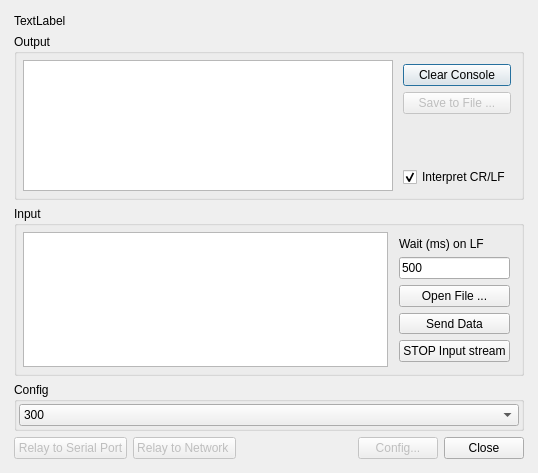
This is ui/serialconsole.ui in TheProjecter/pockemul as Qt 5 draws it before an edit. The edited form follows.
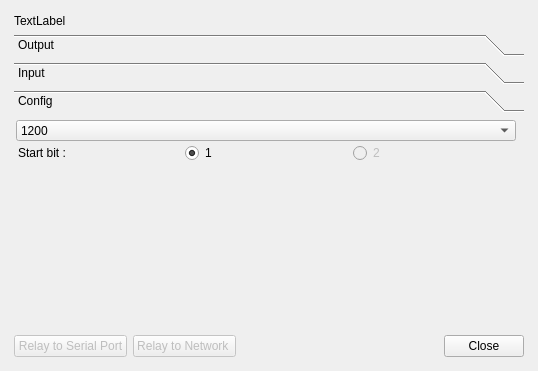
This is the edited form. The open tabs and pages were chosen to show the change.

Patch:
```diff
--- a/ui/serialconsole.ui
+++ b/ui/serialconsole.ui
@@ -7,7 +7,7 @@
     <x>0</x>
     <y>0</y>
     <width>538</width>
-    <height>473</height>
+    <height>371</height>
    </rect>
   </property>
   <property name="windowTitle">
@@ -36,23 +36,32 @@
       </widget>
      </item>
      <item>
-      <widget class="QGroupBox" name="groupBox_2">
-       <property name="minimumSize">
-        <size>
-         <width>16</width>
-         <height>120</height>
-        </size>
+      <widget class="QToolBox" name="toolBox">
+       <property name="sizePolicy">
+        <sizepolicy hsizetype="Expanding" vsizetype="Expanding">
+         <horstretch>0</horstretch>
+         <verstretch>0</verstretch>
+        </sizepolicy>
        </property>
-       <property name="title">
+       <property name="layoutDirection">
+        <enum>Qt::LeftToRight</enum>
+       </property>
+       <property name="currentIndex">
+        <number>0</number>
+       </property>
+       <widget class="QWidget" name="output">
+        <property name="geometry">
+         <rect>
+          <x>0</x>
+          <y>0</y>
+          <width>493</width>
+          <height>218</height>
+         </rect>
+        </property>
+        <attribute name="label">
         <string>Output</string>
-       </property>
-       <layout class="QVBoxLayout">
-        <property name="spacing">
-         <number>2</number>
-        </property>
-        <property name="margin">
-         <number>2</number>
-        </property>
+        </attribute>
+        <layout class="QVBoxLayout" name="verticalLayout_3">
         <item>
          <layout class="QHBoxLayout">
           <property name="spacing">
@@ -116,7 +125,7 @@
               <property name="sizeHint" stdset="0">
                <size>
                 <width>20</width>
-                <height>40</height>
+                 <height>10</height>
                </size>
               </property>
              </spacer>
@@ -137,23 +146,35 @@
         </item>
        </layout>
       </widget>
-     </item>
-     <item>
-      <widget class="QGroupBox" name="groupBox">
-       <property name="minimumSize">
-        <size>
-         <width>16</width>
-         <height>170</height>
-        </size>
-       </property>
-       <property name="title">
+       <widget class="QWidget" name="input">
+        <property name="geometry">
+         <rect>
+          <x>0</x>
+          <y>0</y>
+          <width>510</width>
+          <height>200</height>
+         </rect>
+        </property>
+        <attribute name="label">
         <string>Input</string>
-       </property>
-       <layout class="QVBoxLayout">
-        <property name="spacing">
-         <number>2</number>
-        </property>
-        <property name="margin">
+        </attribute>
+        <widget class="QWidget" name="verticalLayoutWidget">
+         <property name="geometry">
+          <rect>
+           <x>10</x>
+           <y>0</y>
+           <width>501</width>
+           <height>221</height>
+          </rect>
+         </property>
+         <layout class="QVBoxLayout" name="verticalLayout_2">
+          <property name="leftMargin">
+           <number>1</number>
+          </property>
+          <property name="topMargin">
+           <number>1</number>
+          </property>
+          <property name="bottomMargin">
          <number>2</number>
         </property>
         <item>
@@ -272,43 +293,49 @@
           </item>
          </layout>
         </item>
-       </layout>
-      </widget>
-     </item>
      <item>
-      <widget class="QGroupBox" name="groupBox_3">
-       <property name="minimumSize">
-        <size>
+           <widget class="QProgressBar" name="inputProgressBar">
+            <property name="value">
+             <number>0</number>
+            </property>
+           </widget>
+          </item>
+         </layout>
+        </widget>
+       </widget>
+       <widget class="QWidget" name="config">
+        <property name="geometry">
+         <rect>
+          <x>0</x>
+          <y>0</y>
          <width>510</width>
-         <height>50</height>
-        </size>
-       </property>
-       <property name="title">
+          <height>200</height>
+         </rect>
+        </property>
+        <attribute name="label">
         <string>Config</string>
-       </property>
-       <property name="flat">
-        <bool>false</bool>
-       </property>
-       <property name="checkable">
-        <bool>false</bool>
-       </property>
-       <layout class="QVBoxLayout" name="verticalLayout_2">
-        <property name="spacing">
-         <number>2</number>
-        </property>
-        <property name="sizeConstraint">
-         <enum>QLayout::SetMinimumSize</enum>
-        </property>
-        <property name="margin">
-         <number>2</number>
-        </property>
-        <item>
+        </attribute>
+        <widget class="QWidget" name="layoutWidget">
+         <property name="geometry">
+          <rect>
+           <x>0</x>
+           <y>0</y>
+           <width>504</width>
+           <height>47</height>
+          </rect>
+         </property>
          <layout class="QVBoxLayout" name="verticalLayout">
           <property name="spacing">
-           <number>0</number>
+           <number>2</number>
+          </property>
+          <property name="margin">
+           <number>2</number>
           </property>
           <item>
-           <widget class="QComboBox" name="comboBox">
+           <widget class="QComboBox" name="baudCombo">
+            <property name="currentIndex">
+             <number>1</number>
+            </property>
             <item>
              <property name="text">
               <string>300</string>
@@ -346,9 +373,43 @@
             </item>
            </widget>
           </item>
+          <item>
+           <layout class="QHBoxLayout" name="horizontalLayout">
+            <property name="margin">
+             <number>2</number>
+            </property>
+            <item>
+             <widget class="QLabel" name="label_2">
+              <property name="text">
+               <string>Start bit : </string>
+              </property>
+             </widget>
+            </item>
+            <item>
+             <widget class="QRadioButton" name="radioButton_2">
+              <property name="text">
+               <string>1</string>
+              </property>
+              <property name="checked">
+               <bool>true</bool>
+              </property>
+             </widget>
+            </item>
+            <item>
+             <widget class="QRadioButton" name="radioButton">
+              <property name="enabled">
+               <bool>false</bool>
+              </property>
+              <property name="text">
+               <string>2</string>
+              </property>
+             </widget>
+            </item>
          </layout>
         </item>
        </layout>
+        </widget>
+       </widget>
       </widget>
      </item>
      <item>
@@ -392,16 +453,6 @@
          </property>
         </spacer>
        </item>
-       <item>
-        <widget class="QPushButton" name="pbConfig">
-         <property name="enabled">
-          <bool>false</bool>
-         </property>
-         <property name="text">
-          <string>Config...</string>
-         </property>
-        </widget>
-       </item>
        <item>
         <widget class="QPushButton" name="pbClose">
          <property name="text">
```
Left out of the diff: 35 changed lines with no effect on the pictures. Lines whose indentation alone changed are shown as unchanged.
